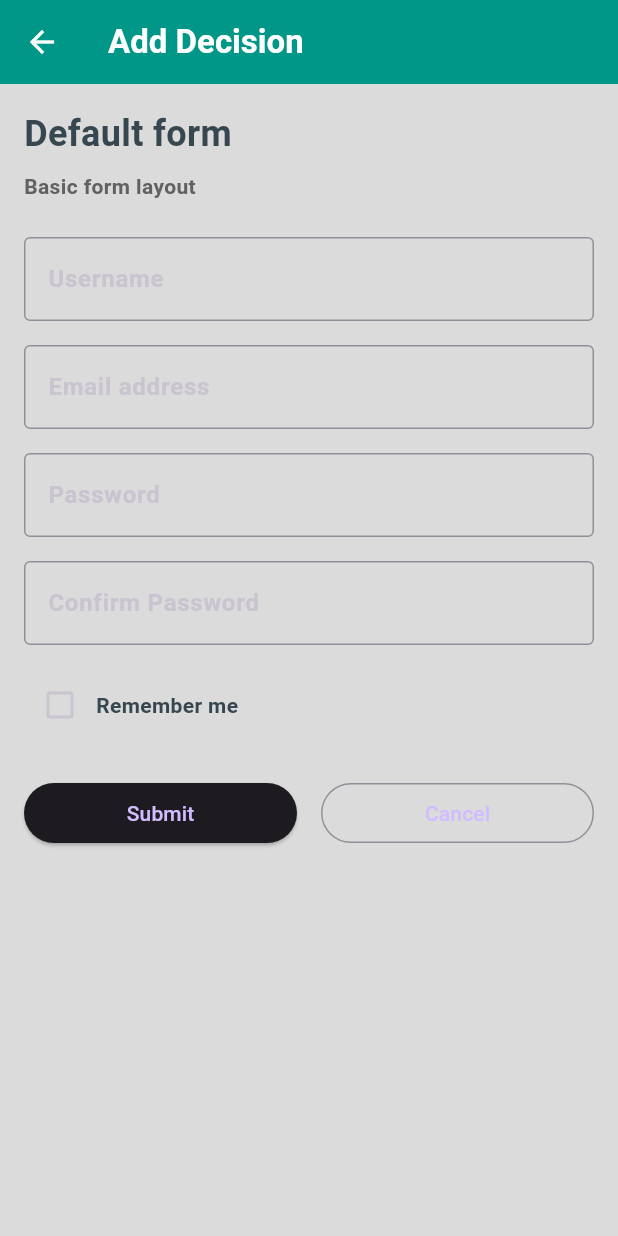
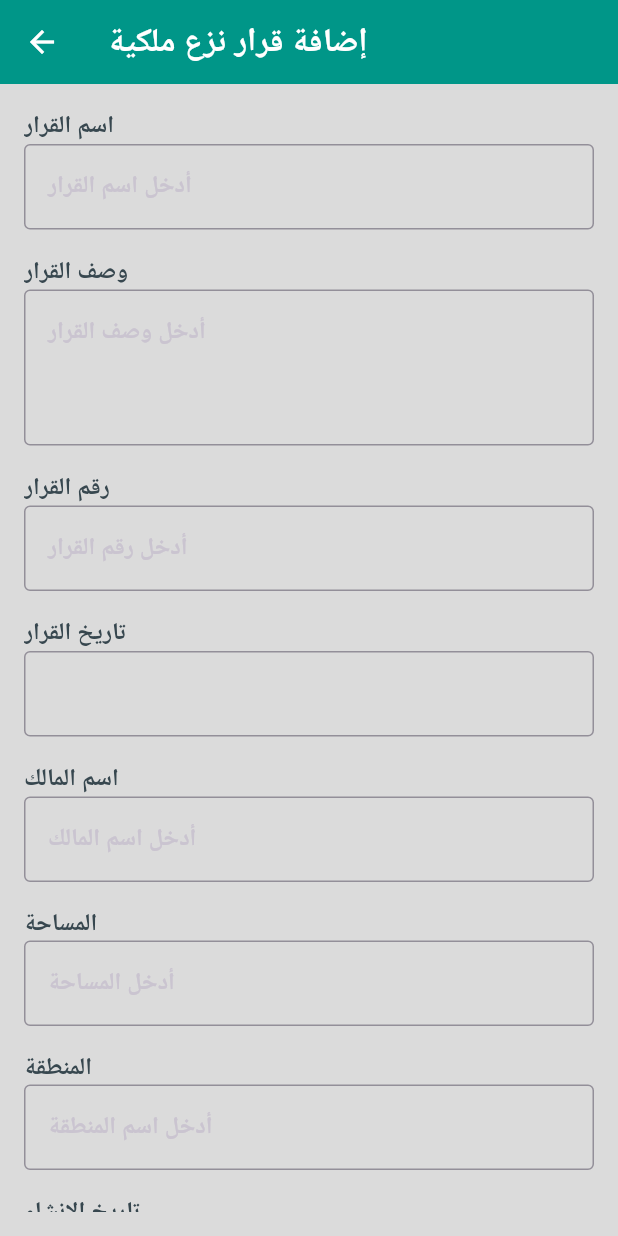
Before and after one commit to EmadMHassanin2024/-expro_archives, a Flutter app: the AddDecisionScreen screen opened directly, on a phone screen of 412 x 824 dp. Run offline on Flutter 3.47's test engine with Material 3 defaults, Android fonts, the phone set to English and light mode, and no system bars; our stand-ins replace file_picker; Roboto replaces fonts that are missing (Poppins).

Commit message:
modify decition page

```diff
--- a/lib/views/add_decision_screen.dart
+++ b/lib/views/add_decision_screen.dart
@@ -1,4 +1,8 @@
 import 'package:flutter/material.dart';
+import 'package:intl/intl.dart';
+import 'dart:io';
+import 'package:file_picker/file_picker.dart';
+import 'dart:ui' as ui;
 
 class AddDecisionScreen extends StatefulWidget {
   @override
@@ -8,136 +12,171 @@ class AddDecisionScreen extends StatefulWidget {
 class _AddDecisionScreenState extends State<AddDecisionScreen> {
   final _formKey = GlobalKey<FormState>();
 
-  String username = '';
-  String email = '';
-  String password = '';
-  String confirmPassword = '';
-  bool rememberMe = false;
+  // Fields
+  String title = '';
+  String description = '';
+  String decisionNumber = '';
+  DateTime? decisionDate;
+  String ownerName = '';
+  String area = '';
+  String region = '';
+  DateTime? createdAt;
+  String? attachmentFileName;
+
+  Future<void> _pickDecisionDate() async {
+    DateTime? picked = await showDatePicker(
+      context: context,
+      initialDate: decisionDate ?? DateTime.now(),
+      firstDate: DateTime(1900),
+      lastDate: DateTime(2100),
+      locale: const Locale('ar'),
+    );
+    if (picked != null) {
+      setState(() {
+        decisionDate = picked;
+      });
+    }
+  }
+
+  Future<void> _pickCreatedAtDate() async {
+    DateTime? picked = await showDatePicker(
+      context: context,
+      initialDate: createdAt ?? DateTime.now(),
+      firstDate: DateTime(1900),
+      lastDate: DateTime(2100),
+      locale: const Locale('ar'),
+    );
+    if (picked != null) {
+      setState(() {
+        createdAt = picked;
+      });
+    }
+  }
+
+  Future<void> _pickAttachment() async {
+    FilePickerResult? result = await FilePicker.platform.pickFiles();
+    if (result != null && result.files.single.path != null) {
+      setState(() {
+        attachmentFileName = File(
+          result.files.single.path!,
+        ).path.split('/').last;
+      });
+    }
+  }
 
   @override
   Widget build(BuildContext context) {
-    return Scaffold(
-      appBar: AppBar(title: Text('Add Decision')),
+    return Directionality(
+      textDirection: ui.TextDirection.ltr,
+      child: Scaffold(
+        appBar: AppBar(title: Text('إضافة قرار نزع ملكية')),
         body: Padding(
           padding: const EdgeInsets.all(16.0),
           child: Form(
             key: _formKey,
             child: ListView(
               children: [
-              Text(
-                'Default form',
-                style: TextStyle(fontSize: 24, fontWeight: FontWeight.bold),
+                _buildLabel('اسم القرار'),
+                TextFormField(
+                  decoration: _inputDecoration('أدخل اسم القرار'),
+                  onSaved: (value) => title = value ?? '',
+                  validator: _requiredValidator,
                 ),
-              SizedBox(height: 8),
-              Text(
-                'Basic form layout',
-                style: TextStyle(color: Colors.grey[700]),
+                SizedBox(height: 16),
+
+                _buildLabel('وصف القرار'),
+                TextFormField(
+                  maxLines: 3,
+                  decoration: _inputDecoration('أدخل وصف القرار'),
+                  onSaved: (value) => description = value ?? '',
+                  validator: _requiredValidator,
+                ),
+                SizedBox(height: 16),
+
+                _buildLabel('رقم القرار'),
+                TextFormField(
+                  decoration: _inputDecoration('أدخل رقم القرار'),
+                  onSaved: (value) => decisionNumber = value ?? '',
+                  validator: _requiredValidator,
+                ),
+                SizedBox(height: 16),
+
+                _buildLabel('تاريخ القرار'),
+                InkWell(
+                  onTap: _pickDecisionDate,
+                  child: InputDecorator(
+                    decoration: _inputDecoration('اختر تاريخ القرار'),
+                    child: Text(
+                      decisionDate == null
+                          ? ''
+                          : DateFormat('yyyy-MM-dd').format(decisionDate!),
+                    ),
+                  ),
+                ),
+                SizedBox(height: 16),
+
+                _buildLabel('اسم المالك'),
+                TextFormField(
+                  decoration: _inputDecoration('أدخل اسم المالك'),
+                  onSaved: (value) => ownerName = value ?? '',
+                  validator: _requiredValidator,
+                ),
+                SizedBox(height: 16),
+
+                _buildLabel('المساحة'),
+                TextFormField(
+                  decoration: _inputDecoration('أدخل المساحة'),
+                  onSaved: (value) => area = value ?? '',
+                  validator: _requiredValidator,
+                ),
+                SizedBox(height: 16),
+
+                _buildLabel('المنطقة'),
+                TextFormField(
+                  decoration: _inputDecoration('أدخل اسم المنطقة'),
+                  onSaved: (value) => region = value ?? '',
+                  validator: _requiredValidator,
+                ),
+                SizedBox(height: 16),
+
+                _buildLabel('تاريخ الإنشاء'),
+                InkWell(
+                  onTap: _pickCreatedAtDate,
+                  child: InputDecorator(
+                    decoration: _inputDecoration('اختر تاريخ الإنشاء'),
+                    child: Text(
+                      createdAt == null
+                          ? ''
+                          : DateFormat('yyyy-MM-dd').format(createdAt!),
+                    ),
+                  ),
+                ),
+                SizedBox(height: 16),
+
+                _buildLabel('إدراج المرفق'),
+                ElevatedButton.icon(
+                  icon: Icon(Icons.attach_file),
+                  label: Text('اختر ملف'),
+                  onPressed: _pickAttachment,
+                ),
+                if (attachmentFileName != null)
+                  Padding(
+                    padding: const EdgeInsets.only(top: 8.0),
+                    child: Text('الملف: $attachmentFileName'),
                   ),
                 SizedBox(height: 24),
 
-              // Username
-              TextFormField(
-                decoration: InputDecoration(
-                  labelText: 'Username',
-                  border: OutlineInputBorder(),
-                  hintText: 'Username',
-                ),
-                onSaved: (value) => username = value ?? '',
-                validator: (value) {
-                  if (value == null || value.isEmpty)
-                    return 'Please enter username';
-                  return null;
-                },
-              ),
-              SizedBox(height: 16),
-
-              // Email
-              TextFormField(
-                decoration: InputDecoration(
-                  labelText: 'Email address',
-                  border: OutlineInputBorder(),
-                  hintText: 'Email',
-                ),
-                keyboardType: TextInputType.emailAddress,
-                onSaved: (value) => email = value ?? '',
-                validator: (value) {
-                  if (value == null || value.isEmpty)
-                    return 'Please enter email';
-                  if (!RegExp(r'\S+@\S+\.\S+').hasMatch(value))
-                    return 'Please enter a valid email';
-                  return null;
-                },
-              ),
-              SizedBox(height: 16),
-
-              // Password
-              TextFormField(
-                decoration: InputDecoration(
-                  labelText: 'Password',
-                  border: OutlineInputBorder(),
-                  hintText: 'Password',
-                ),
-                obscureText: true,
-                onSaved: (value) => password = value ?? '',
-                validator: (value) {
-                  if (value == null || value.isEmpty)
-                    return 'Please enter password';
-                  if (value.length < 6)
-                    return 'Password must be at least 6 characters';
-                  return null;
-                },
-              ),
-              SizedBox(height: 16),
-
-              // Confirm Password
-              TextFormField(
-                decoration: InputDecoration(
-                  labelText: 'Confirm Password',
-                  border: OutlineInputBorder(),
-                  hintText: 'Password',
-                ),
-                obscureText: true,
-                onSaved: (value) => confirmPassword = value ?? '',
-                validator: (value) {
-                  if (value == null || value.isEmpty)
-                    return 'Please confirm your password';
-                  if (value != password) return 'Passwords do not match';
-                  return null;
-                },
-              ),
-              SizedBox(height: 16),
-
-              // Remember me Checkbox
-              Row(
-                children: [
-                  Checkbox(
-                    value: rememberMe,
-                    onChanged: (bool? newValue) {
-                      setState(() {
-                        rememberMe = newValue ?? false;
-                      });
-                    },
-                  ),
-                  Text('Remember me'),
-                ],
-              ),
-              SizedBox(height: 24),
-
-              // Buttons
                 Row(
                   children: [
                     Expanded(
                       child: ElevatedButton(
-                      child: Text('Submit'),
+                        child: Text('حفظ'),
                         onPressed: () {
-                        final form = _formKey.currentState!;
-                        if (form.validate()) {
-                          form.save();
-                          // هنا يمكنك تنفيذ ما تريده بعد الحفظ، مثل إرسال البيانات أو عرض رسالة
+                          if (_formKey.currentState!.validate()) {
+                            _formKey.currentState!.save();
+                            // يمكنك هنا إرسال البيانات إلى الخادم أو حفظها
                             ScaffoldMessenger.of(context).showSnackBar(
-                            SnackBar(
-                              content: Text('Form submitted successfully'),
-                            ),
+                              SnackBar(content: Text('تم حفظ البيانات بنجاح')),
                             );
                           }
                         },
@@ -146,11 +185,13 @@ class _AddDecisionScreenState extends State<AddDecisionScreen> {
                     SizedBox(width: 16),
                     Expanded(
                       child: OutlinedButton(
-                      child: Text('Cancel'),
+                        child: Text('إلغاء'),
                         onPressed: () {
                           _formKey.currentState?.reset();
                           setState(() {
-                          rememberMe = false;
+                            decisionDate = null;
+                            createdAt = null;
+                            attachmentFileName = null;
                           });
                         },
                       ),
@@ -161,6 +202,25 @@ class _AddDecisionScreenState extends State<AddDecisionScreen> {
             ),
           ),
         ),
+      ),
     );
   }
+
+  Widget _buildLabel(String text) {
+    return Text(
+      text,
+      style: TextStyle(fontSize: 16, fontWeight: FontWeight.w600),
+    );
   }
+
+  InputDecoration _inputDecoration(String hint) {
+    return InputDecoration(hintText: hint, border: OutlineInputBorder());
+  }
+
+  String? _requiredValidator(String? value) {
+    if (value == null || value.isEmpty) {
+      return 'هذا الحقل مطلوب';
+    }
+    return null;
+  }
+}
--- a/pubspec.yaml
+++ b/pubspec.yaml
@@ -32,6 +32,8 @@ dependencies:
   flutter:
     sdk: flutter
   file_picker: ^6.1.1
+  intl: ^0.18.1
+
 
   # The following adds the Cupertino Icons font to your application.
   # Use with the CupertinoIcons class for iOS style icons.
```
Also changed, not shown: lib/models/decision_model.dart (+14 -3 lines), pubspec.lock, 1 other file. Lines whose indentation alone changed are shown as unchanged.
